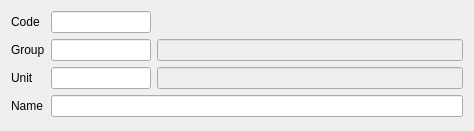
Old version of the form Editors/ce5goods.ui in the repository End1-1/Cafe5.
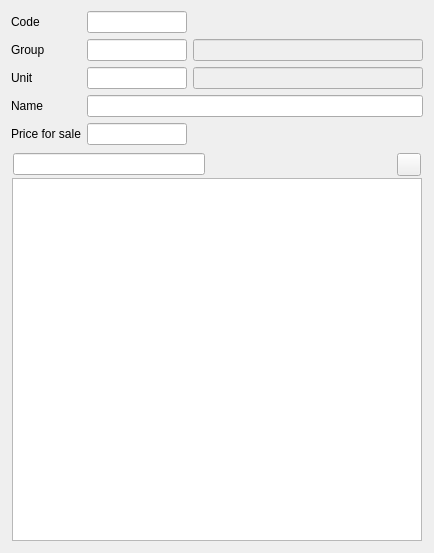
New version of the form. Icons and pictures are not drawn. Custom widgets are drawn as their Qt base class.

```diff
--- a/Editors/ce5goods.ui
+++ b/Editors/ce5goods.ui
@@ -6,8 +6,8 @@
    <rect>
     <x>0</x>
     <y>0</y>
-    <width>474</width>
-    <height>131</height>
+    <width>434</width>
+    <height>553</height>
    </rect>
   </property>
   <property name="windowTitle">
@@ -21,32 +21,6 @@
      </property>
     </widget>
    </item>
-   <item row="0" column="1">
-    <widget class="C5LineEditWithSelector" name="lineEdit">
-     <property name="maximumSize">
-      <size>
-       <width>100</width>
-       <height>16777215</height>
-      </size>
-     </property>
-     <property name="Field" stdset="0">
-      <string>f_id</string>
-     </property>
-     <property name="Primary" stdset="0">
-      <bool>true</bool>
-     </property>
-     <property name="Manual" stdset="0">
-      <bool>true</bool>
-     </property>
-    </widget>
-   </item>
-   <item row="1" column="0">
-    <widget class="QLabel" name="label_2">
-     <property name="text">
-      <string>Group</string>
-     </property>
-    </widget>
-   </item>
    <item row="1" column="1">
     <widget class="C5LineEditWithSelector" name="leGroup">
      <property name="maximumSize">
@@ -66,16 +40,6 @@
      </property>
     </widget>
    </item>
-   <item row="1" column="2">
-    <widget class="C5LineEditWithSelector" name="leGroupName">
-     <property name="enabled">
-      <bool>false</bool>
-     </property>
-     <property name="FieldRef" stdset="0">
-      <string>f_groupname</string>
-     </property>
-    </widget>
-   </item>
    <item row="2" column="0">
     <widget class="QLabel" name="label_3">
      <property name="text">
@@ -99,6 +63,35 @@
      </property>
     </widget>
    </item>
+   <item row="1" column="2">
+    <widget class="C5LineEditWithSelector" name="leGroupName">
+     <property name="enabled">
+      <bool>false</bool>
+     </property>
+     <property name="FieldRef" stdset="0">
+      <string>f_groupname</string>
+     </property>
+    </widget>
+   </item>
+   <item row="0" column="1">
+    <widget class="C5LineEditWithSelector" name="leCode">
+     <property name="maximumSize">
+      <size>
+       <width>100</width>
+       <height>16777215</height>
+      </size>
+     </property>
+     <property name="Field" stdset="0">
+      <string>f_id</string>
+     </property>
+     <property name="Primary" stdset="0">
+      <bool>true</bool>
+     </property>
+     <property name="Manual" stdset="0">
+      <bool>true</bool>
+     </property>
+    </widget>
+   </item>
    <item row="2" column="2">
     <widget class="C5LineEditWithSelector" name="leUnitName">
      <property name="enabled">
@@ -129,6 +122,108 @@
      </property>
     </widget>
    </item>
+   <item row="4" column="0">
+    <widget class="QLabel" name="label_5">
+     <property name="text">
+      <string>Price for sale</string>
+     </property>
+    </widget>
+   </item>
+   <item row="4" column="1">
+    <widget class="C5LineEditWithSelector" name="lineEdit_5">
+     <property name="maximumSize">
+      <size>
+       <width>100</width>
+       <height>16777215</height>
+      </size>
+     </property>
+     <property name="Field" stdset="0">
+      <string>f_saleprice</string>
+     </property>
+     <property name="Type" stdset="0">
+      <string>2</string>
+     </property>
+    </widget>
+   </item>
+   <item row="1" column="0">
+    <widget class="QLabel" name="label_2">
+     <property name="text">
+      <string>Group</string>
+     </property>
+    </widget>
+   </item>
+   <item row="5" column="0" colspan="3">
+    <widget class="QWidget" name="widget" native="true">
+     <layout class="QVBoxLayout" name="verticalLayout">
+      <property name="spacing">
+       <number>1</number>
+      </property>
+      <property name="leftMargin">
+       <number>1</number>
+      </property>
+      <property name="topMargin">
+       <number>1</number>
+      </property>
+      <property name="rightMargin">
+       <number>1</number>
+      </property>
+      <property name="bottomMargin">
+       <number>1</number>
+      </property>
+      <item>
+       <widget class="QWidget" name="widget_2" native="true">
+        <layout class="QHBoxLayout" name="horizontalLayout">
+         <property name="spacing">
+          <number>1</number>
+         </property>
+         <property name="leftMargin">
+          <number>1</number>
+         </property>
+         <property name="topMargin">
+          <number>1</number>
+         </property>
+         <property name="rightMargin">
+          <number>1</number>
+         </property>
+         <property name="bottomMargin">
+          <number>1</number>
+         </property>
+         <item>
+          <widget class="C5LineEditWithSelector" name="leAddScanCode"/>
+         </item>
+         <item>
+          <spacer name="horizontalSpacer">
+           <property name="orientation">
+            <enum>Qt::Horizontal</enum>
+           </property>
+           <property name="sizeHint" stdset="0">
+            <size>
+             <width>190</width>
+             <height>20</height>
+            </size>
+           </property>
+          </spacer>
+         </item>
+         <item>
+          <widget class="QToolButton" name="btnRemoveScaneCode">
+           <property name="text">
+            <string/>
+           </property>
+           <property name="icon">
+            <iconset resource="../resources/res.qrc">
+             <normaloff>:/delete.png</normaloff>:/delete.png</iconset>
+           </property>
+          </widget>
+         </item>
+        </layout>
+       </widget>
+      </item>
+      <item>
+       <widget class="QListWidget" name="lstCodes"/>
+      </item>
+     </layout>
+    </widget>
+   </item>
   </layout>
  </widget>
  <customwidgets>
```
Left out of the diff: 4 changed lines with no effect on the pictures.
